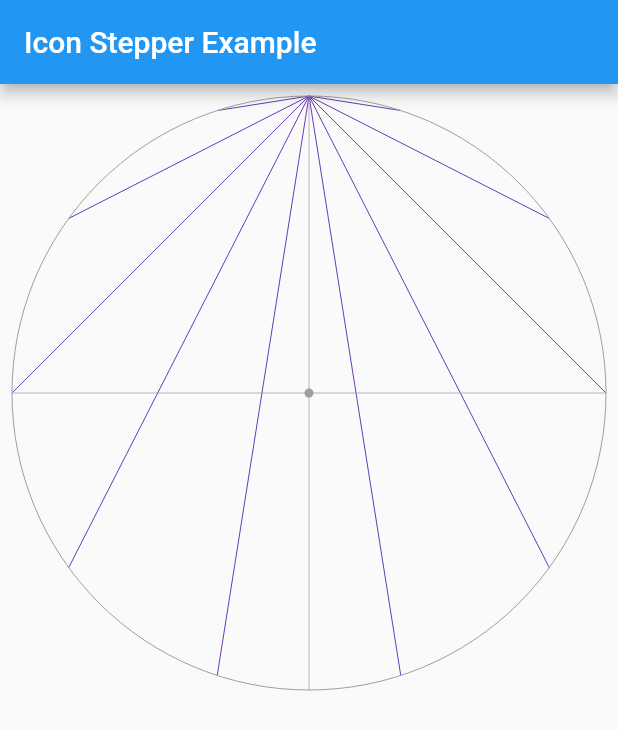
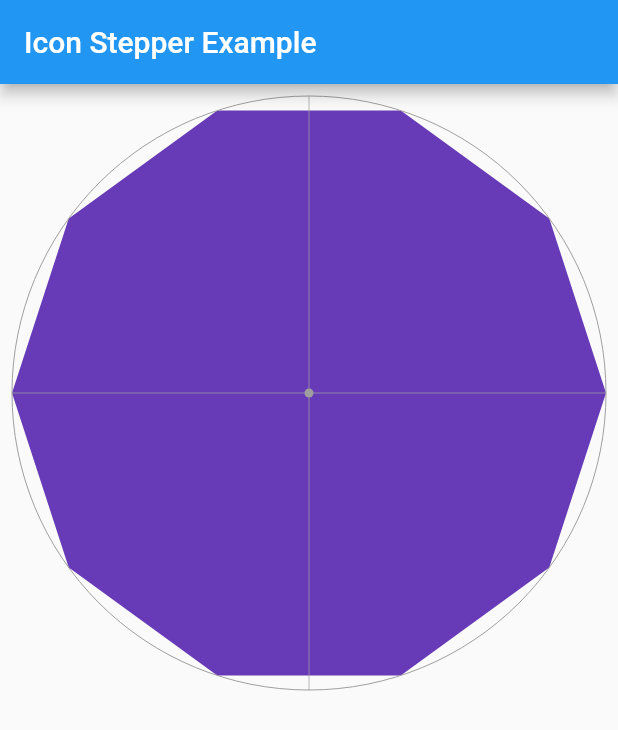
Before and after one commit to imujtaba8488/package_im_shapes, a Flutter app: the screen it shows after launch, on a phone screen of 412 x 824 dp. Shown: the top 730 px of the screen. Run offline on Flutter 3.47's test engine with Material 2 defaults, Android fonts, the phone set to English and light mode, and no system bars.

```diff
--- a/lib/main.dart
+++ b/lib/main.dart
@@ -52,7 +52,7 @@ class _MyAppState extends State<MyApp> with SingleTickerProviderStateMixin {
             child: ShapesFromCircle(
                 numberOfSectors: 10,
                 showGuides: true,
-                arrangement: Arrangement.drawLinesFromTopCenter,
+                arrangement: Arrangement.drawLinesALongCircumference,
                 brush: Paint()
                   ..strokeWidth = 0.0
                   ..style = PaintingStyle.fill
```
Also changed, not shown: lib/src/shapes_from_circle.dart (+16 -0 lines).
